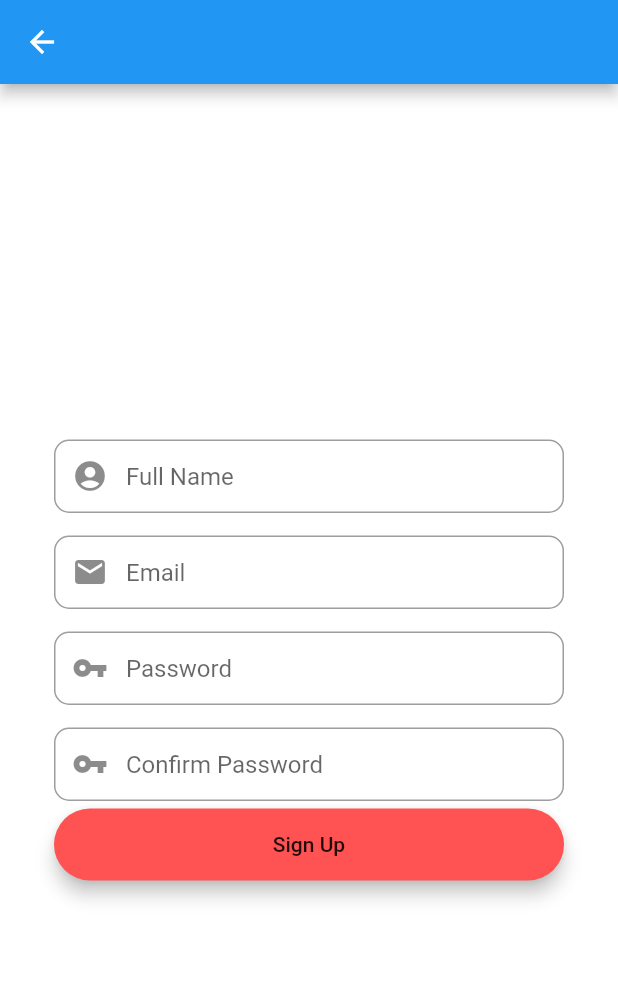
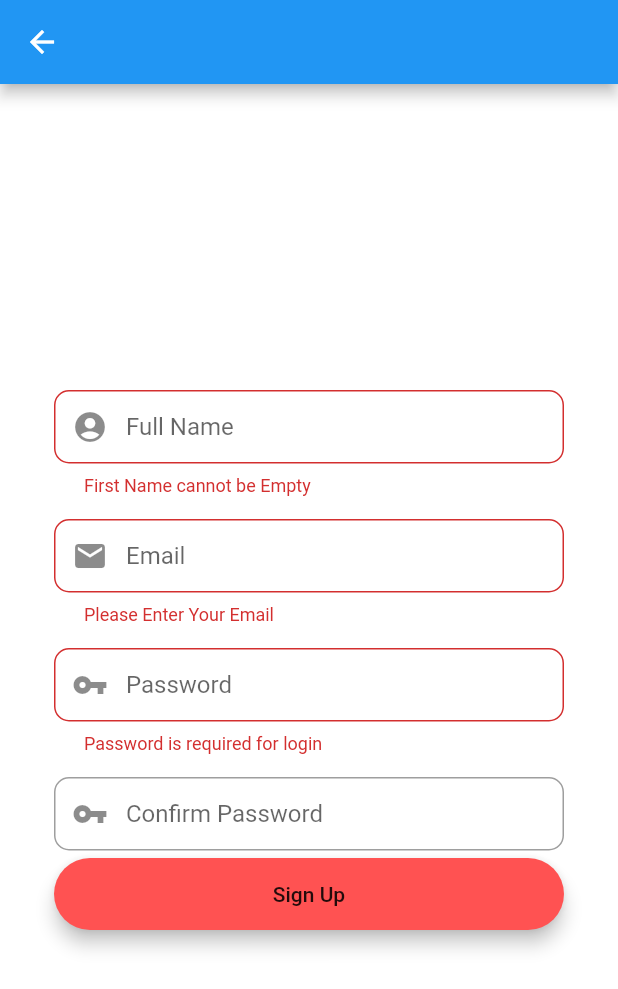
Before and after one commit to Dhruvpshahh/Test, a Flutter app: the RegistrationScreen screen opened directly, after a tap on "Sign Up", on a phone screen of 412 x 824 dp. Shown: the top 989 px of the screen. Run offline on Flutter 3.47's test engine with Material 2 defaults, Android fonts, the phone set to English and light mode, and no system bars; our stand-ins replace cloud_firestore, firebase_auth, firebase_core, fluttertoast; accounts and stored records are empty.

```diff
--- a/lib/Authenticate/login_sceen1.dart
+++ b/lib/Authenticate/login_sceen1.dart
@@ -138,7 +138,7 @@ class _LoginScreenState extends State<LoginScreen> {
       await _auth
           .signInWithEmailAndPassword(email: email, password: password)
           .then((uid) => {
-                Fluttertoast.showToast(msg: "Login Successful"),
+                // Fluttertoast.showToast(msg: "Login Successful"),
                 Navigator.of(context).pushReplacement(MaterialPageRoute(
                     builder: (context) => MyStatefulWidget())),
               })
--- a/lib/Authenticate/sign_up.dart
+++ b/lib/Authenticate/sign_up.dart
@@ -1,4 +1,10 @@
+import 'package:cloud_firestore/cloud_firestore.dart';
+import 'package:firebase_auth/firebase_auth.dart';
 import 'package:flutter/material.dart';
+import 'package:fluttertoast/fluttertoast.dart';
+import 'package:testx/Home/home.dart';
+
+import '../model/user_model.dart';
 
 class RegistrationScreen extends StatefulWidget {
   const RegistrationScreen({Key? key}) : super(key: key);
@@ -8,6 +14,7 @@ class RegistrationScreen extends StatefulWidget {
 }
 
 class _RegistrationScreenState extends State<RegistrationScreen> {
+  final _auth = FirebaseAuth.instance;
   //our form key
   final _formKey = GlobalKey<FormState>();
   //editing Controller
@@ -22,6 +29,16 @@ class _RegistrationScreenState extends State<RegistrationScreen> {
       controller: NameEditingController,
       keyboardType: TextInputType.name,
       //validator: () {},
+      validator: (value) {
+        RegExp regex = new RegExp(r'^.{3,}$');
+        if (value!.isEmpty) {
+          return ("First Name cannot be Empty");
+        }
+        if (!regex.hasMatch(value)) {
+          return ("Enter Valid Full Name(Min. 3 Character)");
+        }
+        return null;
+      },
       onSaved: (value) {
         NameEditingController.text = value!;
       },
@@ -37,6 +54,16 @@ class _RegistrationScreenState extends State<RegistrationScreen> {
       controller: emailEditingController,
       keyboardType: TextInputType.emailAddress,
       //validator: () {},
+      validator: (value) {
+        if (value!.isEmpty) {
+          return ("Please Enter Your Email");
+        }
+        // reg expression for email validation
+        if (!RegExp("^[a-zA-Z0-9+_.-]+@[a-zA-Z0-9.-]+.[a-z]").hasMatch(value)) {
+          return ("Please Enter a valid email");
+        }
+        return null;
+      },
       onSaved: (value) {
         emailEditingController.text = value!;
       },
@@ -53,6 +80,15 @@ class _RegistrationScreenState extends State<RegistrationScreen> {
       //keyboardType: TextInputType.emailAddress,
       obscureText: true,
       //validator: () {},
+      validator: (value) {
+        RegExp regex = new RegExp(r'^.{6,}$');
+        if (value!.isEmpty) {
+          return ("Password is required for login");
+        }
+        if (!regex.hasMatch(value)) {
+          return ("Enter Valid Password(Min. 6 Character)");
+        }
+      },
       onSaved: (value) {
         passwordEditingController.text = value!;
       },
@@ -68,6 +104,13 @@ class _RegistrationScreenState extends State<RegistrationScreen> {
       controller: confirmpasswordEditingController,
       keyboardType: TextInputType.emailAddress,
       //validator: () {},
+      validator: (value) {
+        if (confirmpasswordEditingController.text !=
+            passwordEditingController.text) {
+          return "Password don't match";
+        }
+        return null;
+      },
       onSaved: (value) {
         confirmpasswordEditingController.text = value!;
       },
@@ -86,7 +129,9 @@ class _RegistrationScreenState extends State<RegistrationScreen> {
       child: MaterialButton(
         padding: EdgeInsets.fromLTRB(20, 15, 20, 15),
         minWidth: MediaQuery.of(context).size.width,
-        onPressed: () {},
+        onPressed: () {
+          signUp(emailEditingController.text, passwordEditingController.text);
+        },
         child: Text("Sign Up"),
       ),
     );
@@ -150,4 +195,42 @@ class _RegistrationScreenState extends State<RegistrationScreen> {
       ),
     );
   }
+
+  void signUp(String email, String password) async {
+    if (_formKey.currentState!.validate()) {
+      await _auth
+          .createUserWithEmailAndPassword(email: email, password: password)
+          .then((value) => {postDetailsToFirestore()})
+          .catchError((e) {
+        Fluttertoast.showToast(msg: e!.message);
+      });
+    }
+  }
+
+  postDetailsToFirestore() async {
+    // calling our firestore
+    // calling our user model
+    // sending these values
+
+    FirebaseFirestore firebaseFirestore = FirebaseFirestore.instance;
+    User? user = _auth.currentUser;
+
+    UserModel userModel = UserModel();
+
+    // writing all the values
+    userModel.email = user!.email;
+    userModel.uid = user.uid;
+    userModel.name = NameEditingController.text;
+
+    await firebaseFirestore
+        .collection("users")
+        .doc(user.uid)
+        .set(userModel.toMap());
+    Fluttertoast.showToast(msg: "Account created successfully :) ");
+
+    Navigator.pushAndRemoveUntil(
+        (context),
+        MaterialPageRoute(builder: (context) => MyStatefulWidget()),
+        (route) => false);
+  }
 }
--- /dev/null
+++ b/lib/model/user_model.dart
@@ -0,0 +1,24 @@
+class UserModel {
+  String? uid;
+  String? email;
+  String? name;
+  //String? password;
+  UserModel({this.uid, this.email, this.name});
+
+//data from server
+  factory UserModel.frontMap(map) {
+    return UserModel(
+      uid: map('uid'),
+      email: map('email'),
+      name: map('name'),
+    );
+  }
+  //sending data to server
+  Map<String, dynamic> toMap() {
+    return {
+      'uid': uid,
+      'email': email,
+      'name': name,
+    };
+  }
+}
```
Also changed, not shown: lib/Home/home.dart (+16 -1 lines).
